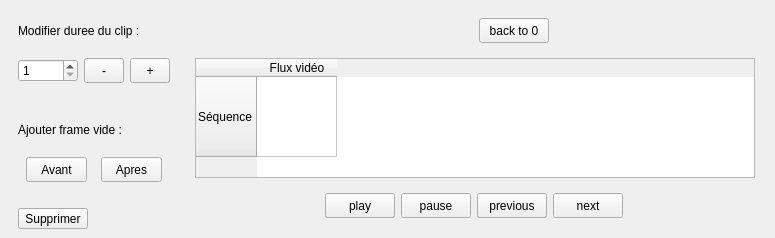
First picture: the form in src/tweedy/gui/timeline/TimeLineUi.ui, repository stopmotionimac/tweedy, before the edit.
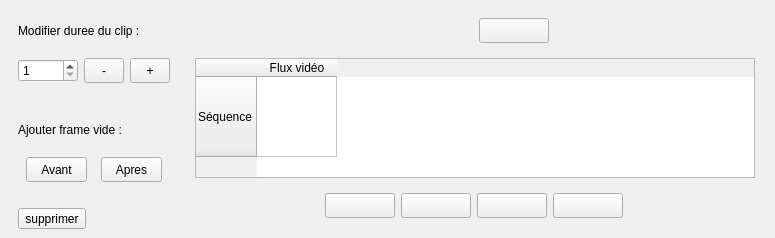
Second picture: the form after the edit.

Commit message: timeline : actions reliees a chaque bouton ( avec shortcuts ...)

What changed in the file:
```diff
--- a/src/tweedy/gui/timeline/TimeLineUi.ui
+++ b/src/tweedy/gui/timeline/TimeLineUi.ui
@@ -33,6 +33,8 @@
        <layout class="QVBoxLayout" name="modifsClipLayout"/>
       </item>
       <item>
+       <layout class="QVBoxLayout" name="verticalLayout_2">
+        <item>
        <layout class="QVBoxLayout" name="verticalLayout">
         <item>
          <layout class="QVBoxLayout" name="dureeClipLayout">
@@ -177,10 +179,12 @@
           </item>
          </layout>
         </item>
+         </layout>
+        </item>
         <item>
          <widget class="QToolButton" name="deleteButton">
           <property name="text">
-           <string>Supprimer</string>
+           <string>supprimer</string>
           </property>
          </widget>
         </item>
@@ -239,7 +243,7 @@
              </size>
             </property>
             <property name="text">
-             <string>back to 0</string>
+             <string/>
             </property>
            </widget>
           </item>
@@ -299,7 +303,7 @@
            <widget class="QToolButton" name="playButton">
             <property name="minimumSize">
              <size>
-              <width>70</width>
+              <width>0</width>
               <height>25</height>
              </size>
             </property>
@@ -310,7 +314,16 @@
              </size>
             </property>
             <property name="text">
-             <string>play</string>
+             <string/>
+            </property>
+            <property name="iconSize">
+             <size>
+              <width>25</width>
+              <height>25</height>
+             </size>
+            </property>
+            <property name="shortcut">
+             <string>Ctrl+S</string>
             </property>
            </widget>
           </item>
@@ -318,7 +331,7 @@
            <widget class="QToolButton" name="pauseButton">
             <property name="minimumSize">
              <size>
-              <width>70</width>
+              <width>25</width>
               <height>25</height>
              </size>
             </property>
@@ -329,7 +342,13 @@
              </size>
             </property>
             <property name="text">
-             <string>pause</string>
+             <string/>
+            </property>
+            <property name="iconSize">
+             <size>
+              <width>25</width>
+              <height>25</height>
+             </size>
             </property>
            </widget>
           </item>
@@ -337,7 +356,7 @@
            <widget class="QToolButton" name="prevButton">
             <property name="minimumSize">
              <size>
-              <width>70</width>
+              <width>25</width>
               <height>25</height>
              </size>
             </property>
@@ -348,7 +367,13 @@
              </size>
             </property>
             <property name="text">
-             <string>previous</string>
+             <string/>
+            </property>
+            <property name="iconSize">
+             <size>
+              <width>25</width>
+              <height>25</height>
+             </size>
             </property>
            </widget>
           </item>
@@ -356,7 +381,7 @@
            <widget class="QToolButton" name="nextButton">
             <property name="minimumSize">
              <size>
-              <width>70</width>
+              <width>25</width>
               <height>25</height>
              </size>
             </property>
@@ -367,7 +392,13 @@
              </size>
             </property>
             <property name="text">
-             <string>next</string>
+             <string/>
+            </property>
+            <property name="iconSize">
+             <size>
+              <width>25</width>
+              <height>25</height>
+             </size>
             </property>
            </widget>
           </item>
```
Left out of the diff: 19 changed lines with no effect on the pictures. Lines whose indentation alone changed are shown as unchanged. The commit also changes 2 other files.
